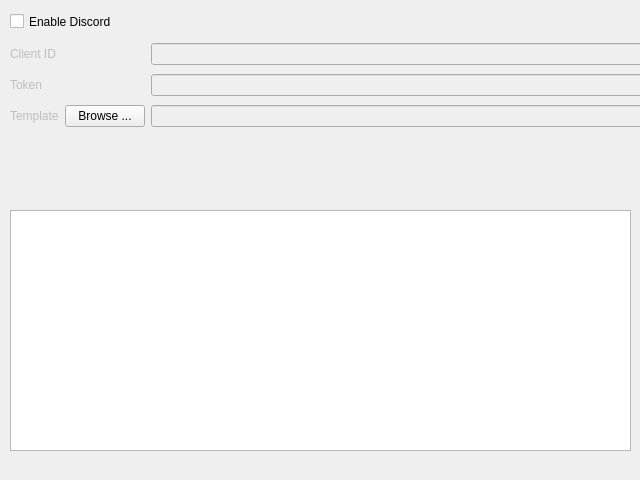
Above: nowplaying/resources/discordbot_ui.ui from whatsnowplaying/whats-now-playing before the change. Below: the same form after it.
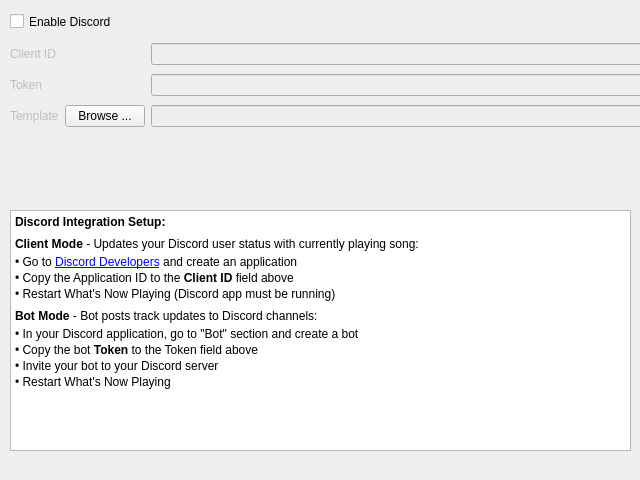
That is the form after the change.

Patch:
```diff
--- a/nowplaying/resources/discordbot_ui.ui
+++ b/nowplaying/resources/discordbot_ui.ui
@@ -139,8 +139,18 @@
 hr { height: 1px; border-width: 0; }
 li.unchecked::marker { content: &quot;\2610&quot;; }
 li.checked::marker { content: &quot;\2612&quot;; }
-&lt;/style&gt;&lt;/head&gt;&lt;body style=&quot; font-family:'Sans'; font-size:10pt; font-weight:400; font-style:normal;&quot;&gt;
-&lt;p style=&quot;-qt-paragraph-type:empty; margin-top:12px; margin-bottom:12px; margin-left:0px; margin-right:0px; -qt-block-indent:0; text-indent:0px; font-family:'.AppleSystemUIFont'; font-size:13pt;&quot;&gt;&lt;br /&gt;&lt;/p&gt;&lt;/body&gt;&lt;/html&gt;</string>
+&lt;/style&gt;&lt;/head&gt;&lt;body style=&quot; font-family:'Sans'; font-size:9pt; font-weight:400; font-style:normal;&quot;&gt;
+&lt;p style=&quot;margin-top:0px; margin-bottom:8px; margin-left:0px; margin-right:0px; -qt-block-indent:0; text-indent:0px;&quot;&gt;&lt;span style=&quot; font-weight:600;&quot;&gt;Discord Integration Setup:&lt;/span&gt;&lt;/p&gt;
+&lt;p style=&quot;margin-top:0px; margin-bottom:4px; margin-left:0px; margin-right:0px; -qt-block-indent:0; text-indent:0px;&quot;&gt;&lt;span style=&quot; font-weight:600;&quot;&gt;Client Mode&lt;/span&gt; - Updates your Discord user status with currently playing song:&lt;/p&gt;
+&lt;p style=&quot;margin-top:0px; margin-bottom:2px; margin-left:0px; margin-right:0px; -qt-block-indent:0; text-indent:0px;&quot;&gt;• Go to &lt;a href=&quot;https://discord.com/developers/&quot;&gt;&lt;span style=&quot; text-decoration: underline; color:#0000ff;&quot;&gt;Discord Developers&lt;/span&gt;&lt;/a&gt; and create an application&lt;/p&gt;
+&lt;p style=&quot;margin-top:0px; margin-bottom:2px; margin-left:0px; margin-right:0px; -qt-block-indent:0; text-indent:0px;&quot;&gt;• Copy the Application ID to the &lt;span style=&quot; font-weight:600;&quot;&gt;Client ID&lt;/span&gt; field above&lt;/p&gt;
+&lt;p style=&quot;margin-top:0px; margin-bottom:8px; margin-left:0px; margin-right:0px; -qt-block-indent:0; text-indent:0px;&quot;&gt;• Restart What's Now Playing (Discord app must be running)&lt;/p&gt;
+&lt;p style=&quot;margin-top:0px; margin-bottom:4px; margin-left:0px; margin-right:0px; -qt-block-indent:0; text-indent:0px;&quot;&gt;&lt;span style=&quot; font-weight:600;&quot;&gt;Bot Mode&lt;/span&gt; - Bot posts track updates to Discord channels:&lt;/p&gt;
+&lt;p style=&quot;margin-top:0px; margin-bottom:2px; margin-left:0px; margin-right:0px; -qt-block-indent:0; text-indent:0px;&quot;&gt;• In your Discord application, go to &quot;Bot&quot; section and create a bot&lt;/p&gt;
+&lt;p style=&quot;margin-top:0px; margin-bottom:2px; margin-left:0px; margin-right:0px; -qt-block-indent:0; text-indent:0px;&quot;&gt;• Copy the bot &lt;span style=&quot; font-weight:600;&quot;&gt;Token&lt;/span&gt; to the Token field above&lt;/p&gt;
+&lt;p style=&quot;margin-top:0px; margin-bottom:2px; margin-left:0px; margin-right:0px; -qt-block-indent:0; text-indent:0px;&quot;&gt;• Invite your bot to your Discord server&lt;/p&gt;
+&lt;p style=&quot;margin-top:0px; margin-bottom:0px; margin-left:0px; margin-right:0px; -qt-block-indent:0; text-indent:0px;&quot;&gt;• Restart What's Now Playing&lt;/p&gt;
+&lt;/body&gt;&lt;/html&gt;</string>
    </property>
   </widget>
  </widget>
```
